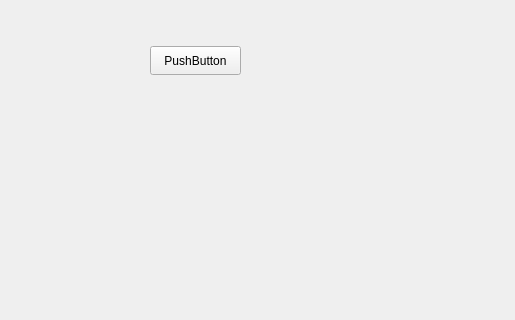
Old version of the form mainwindow.ui in the repository bcthund/I_Am_A_Robot; both pictures show x 0 to 515 and y 124 to 444 of the 800 by 600 pixel window.
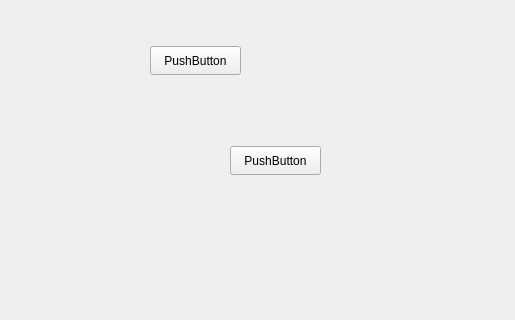
New version of the form.

Commit message: QTCreator Git Test 01

Diff of the .ui file:
```diff
--- a/mainwindow.ui
+++ b/mainwindow.ui
@@ -27,6 +27,19 @@
      <string>PushButton</string>
     </property>
    </widget>
+   <widget class="QPushButton" name="pushButton_2">
+    <property name="geometry">
+     <rect>
+      <x>230</x>
+      <y>270</y>
+      <width>91</width>
+      <height>29</height>
+     </rect>
+    </property>
+    <property name="text">
+     <string>PushButton</string>
+    </property>
+   </widget>
   </widget>
   <widget class="QMenuBar" name="menubar">
    <property name="geometry">
```
